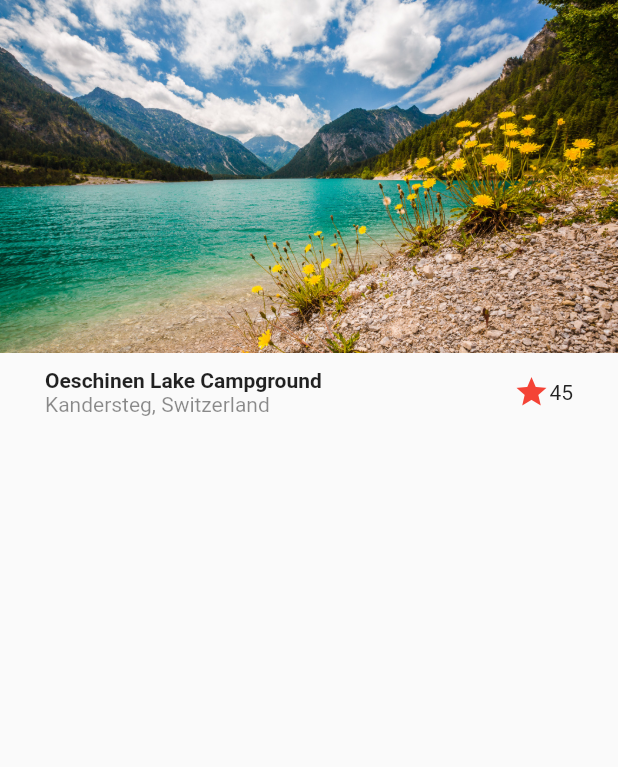
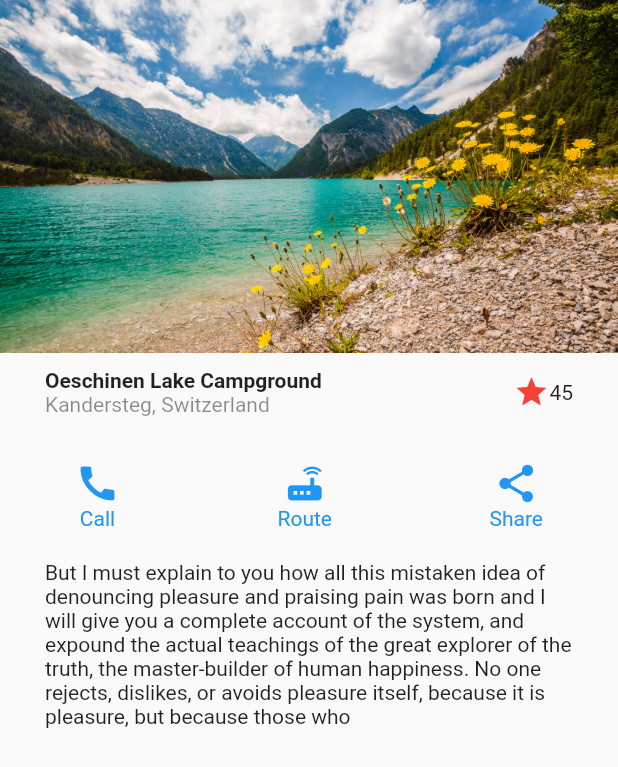
Before and after one commit to ProjectsFlutter/AppDesigns, a Flutter app: the screen it shows after launch, on a phone screen of 412 x 824 dp. Shown: the top 767 px of the screen. Run offline on Flutter 3.47's test engine with Material 2 defaults, Android fonts, the phone set to English and light mode, and no system bars.

Commit message:
Basic design part 3

```diff
--- a/lib/screens/basic-design.dart
+++ b/lib/screens/basic-design.dart
@@ -1,16 +1,61 @@
 import 'package:flutter/material.dart';
 
 class BasicDesignScreen extends StatelessWidget {
-
   @override
   Widget build(BuildContext context) {
     return Scaffold(
       body: Column(
         children: [
           Image(image: AssetImage('assets/landscape.jpg')),
-          _Title()
+          _Title(),
+          _ButtonSection(),
+          _TextSection()
         ],
       ),
+    );
+  }
+}
+
+class _TextSection extends StatelessWidget {
+
+  @override
+  Widget build(BuildContext context) {
+    return Container(
+      margin: EdgeInsets.symmetric(horizontal:30.0),
+      child: Text('But I must explain to you how all this mistaken idea of denouncing pleasure and praising pain was born and I will give you a complete account of the system, and expound the actual teachings of the great explorer of the truth, the master-builder of human happiness. No one rejects, dislikes, or avoids pleasure itself, because it is pleasure, but because those who'),
+    );
+  }
+}
+
+class _ButtonSection extends StatelessWidget {
+  @override
+  Widget build(BuildContext context) {
+    return Container(
+      margin: EdgeInsets.symmetric(horizontal: 50.0, vertical: 20.0),
+      child: Row(
+        mainAxisAlignment: MainAxisAlignment.spaceBetween,
+        children: [
+          CustomButton(icon: Icons.call,text: 'Call'),
+          CustomButton(icon: Icons.router,text: 'Route'),
+          CustomButton(icon: Icons.share,text: 'Share'),
+        ],
+      ),
+    );
+  }
+}
+
+class CustomButton extends StatelessWidget {
+  final IconData icon;
+  final String text;
+
+  const CustomButton({Key? key, required this.icon, required this.text}) : super(key: key);
+  @override
+  Widget build(BuildContext context) {
+    return Column(
+      children: [
+        Icon(this.icon, color: Colors.blue, size: 30.0),
+        Text(this.text, style: TextStyle(color: Colors.blue))
+      ],
     );
   }
 }
@@ -25,12 +70,14 @@ class _Title extends StatelessWidget {
           Column(
             crossAxisAlignment: CrossAxisAlignment.start,
             children: [
-              Text('Oeschinen Lake Campground', style: TextStyle(fontWeight: FontWeight.bold)),
-              Text('Kandersteg, Switzerland', style:  TextStyle(color: Colors.black45)),
+              Text('Oeschinen Lake Campground',
+                  style: TextStyle(fontWeight: FontWeight.bold)),
+              Text('Kandersteg, Switzerland',
+                  style: TextStyle(color: Colors.black45)),
             ],
           ),
           Expanded(child: Container()),
-          Icon(Icons.star,color: Colors.red),
+          Icon(Icons.star, color: Colors.red),
           Text('45')
         ],
       ),
```
